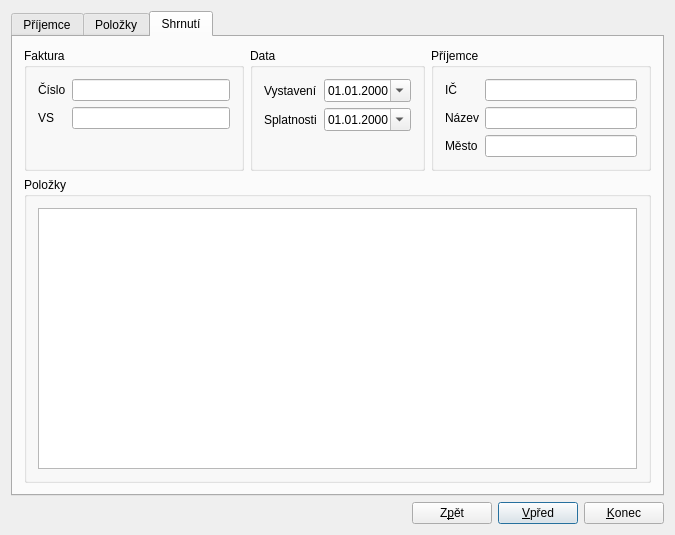
jirislaby/slucto, file frontend/newinvoice.ui: the form before one commit.
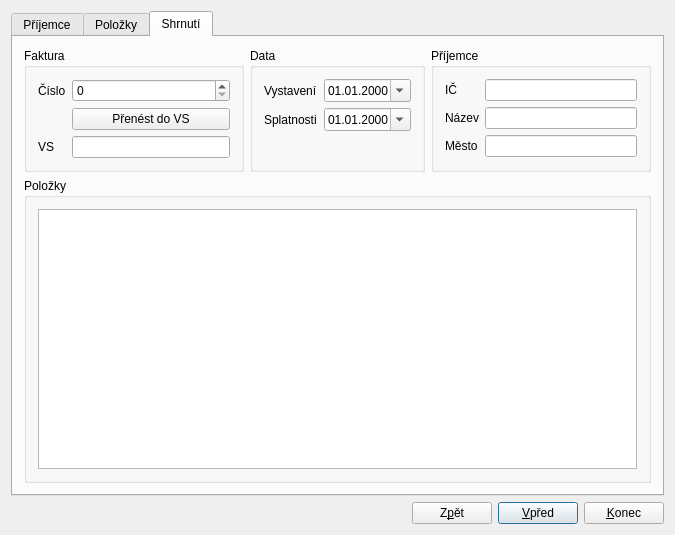
The form after the commit. The open tabs and pages were chosen to show the change.

The edit to the form file:
```diff
--- a/frontend/newinvoice.ui
+++ b/frontend/newinvoice.ui
@@ -116,13 +116,6 @@
              <string>Faktura</string>
             </property>
             <layout class="QFormLayout" name="formLayout">
-             <item row="0" column="1">
-              <widget class="QLineEdit" name="invNOEdit">
-               <property name="frame">
-                <bool>true</bool>
-               </property>
-              </widget>
-             </item>
              <item row="0" column="0">
               <widget class="QLabel" name="label_6">
                <property name="text">
@@ -130,15 +123,33 @@
                </property>
               </widget>
              </item>
-             <item row="1" column="0">
+             <item row="2" column="0">
               <widget class="QLabel" name="label_7">
                <property name="text">
                 <string>VS</string>
                </property>
               </widget>
              </item>
+             <item row="2" column="1">
+              <widget class="QLineEdit" name="invVSEdit">
+               <property name="inputMethodHints">
+                <set>Qt::ImhDigitsOnly</set>
+               </property>
+              </widget>
+             </item>
+             <item row="0" column="1">
+              <widget class="QSpinBox" name="invNOBox">
+               <property name="maximum">
+                <number>203012999</number>
+               </property>
+              </widget>
+             </item>
              <item row="1" column="1">
-              <widget class="QLineEdit" name="invVSEdit"/>
+              <widget class="QPushButton" name="pushButton">
+               <property name="text">
+                <string>Přenést do VS</string>
+               </property>
+              </widget>
              </item>
             </layout>
            </widget>
```
Left out of the diff: 38 changed lines with no effect on the pictures.
